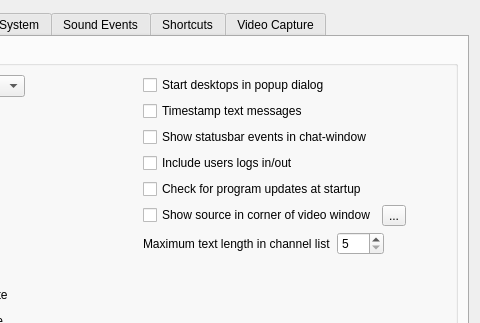
Old version of the form Client/qtTeamTalk/preferences.ui in the repository BearWare/TeamTalk5; both pictures show x 278 to 758 and y 0 to 323 of the 758 by 640 pixel window.
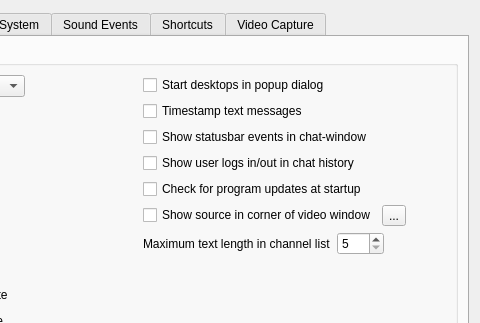
New version of the form. The open tabs and pages were chosen to show the change. Icons and pictures are not drawn.

Commit message: Same text as Classic client

Diff of the .ui file:
```diff
--- a/Client/qtTeamTalk/preferences.ui
+++ b/Client/qtTeamTalk/preferences.ui
@@ -505,7 +505,7 @@
             <item>
              <widget class="QCheckBox" name="loggedinoutChkBox">
               <property name="text">
-               <string>Include users logs in/out</string>
+               <string>Show user logs in/out in chat history</string>
               </property>
              </widget>
             </item>
```
